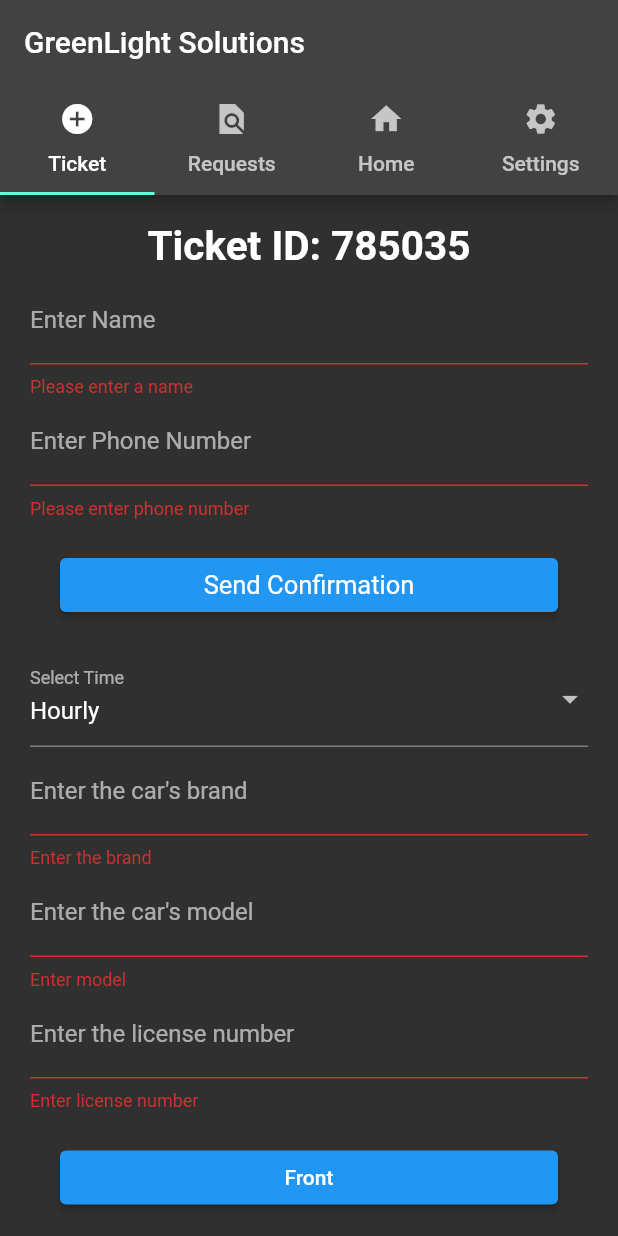
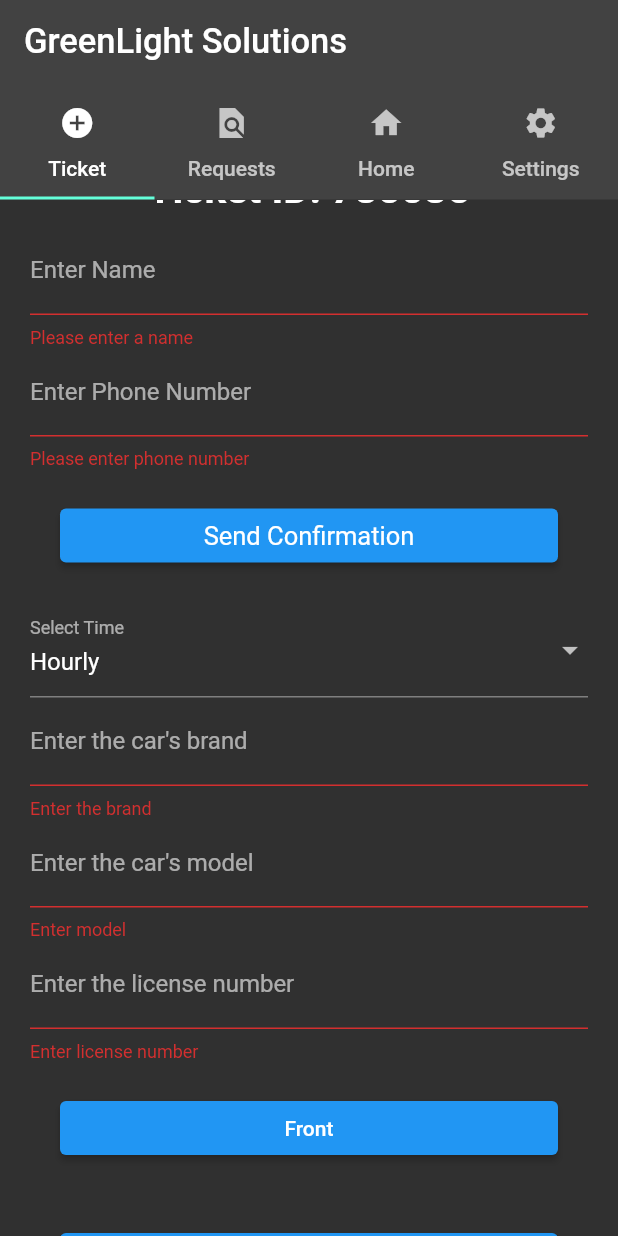
Before and after one commit to greenlightValet/valetApp, a Flutter app: the screen it shows after launch, after a tap on "Send Confirmation", on a phone screen of 412 x 824 dp. Run offline on Flutter 3.47's test engine with Material 2 defaults, Android fonts, the phone set to English and light mode, and no system bars; our stand-ins replace image_picker; missing offline and left inert: twilio_flutter.

```diff
--- a/lib/homepage.dart
+++ b/lib/homepage.dart
@@ -38,8 +38,15 @@ class _FormPageState extends State<FormPage> {
     return DefaultTabController(
         length: 4,
         child: Scaffold(
-          appBar: AppBar(
-            title: Text(widget.title),
+          body: NestedScrollView(
+              headerSliverBuilder: (context, innerBoxIsScrolled) => [
+                    SliverAppBar(
+                      pinned: true,
+                      snap: false,
+                      floating: true,
+                      expandedHeight: 133.0,
+                      title: Text(widget.title,
+                          style: const TextStyle(fontSize: 23)),
                       bottom: const TabBar(
                         tabs: [
                           Tab(
@@ -61,6 +68,7 @@ class _FormPageState extends State<FormPage> {
                         ],
                       ),
                     ),
+                  ],
               body: TabBarView(
                 children: [
                   Container(
@@ -80,7 +88,7 @@ class _FormPageState extends State<FormPage> {
                   ),
                 ],
               )),
-    );
+        ));
   }
 }
 
@@ -181,15 +189,17 @@ class _ValetFormState extends State<ValetForm> {
 
   List<Widget> getFormWidget() {
     List<Widget> formWidget = [];
-    formWidget.add(Text(
+    formWidget.add(Padding(
+        padding: const EdgeInsets.only(bottom: 15),
+        child: Text(
           'Ticket ID: $_randNum',
           textAlign: TextAlign.center,
           style: const TextStyle(
             fontSize: 27,
             fontWeight: FontWeight.w700,
-        height: 2,
+            height: 0.1,
           ),
-    ));
+        )));
 
     formWidget.add(TextFormField(
       decoration:
```
Lines whose indentation alone changed are shown as unchanged.
